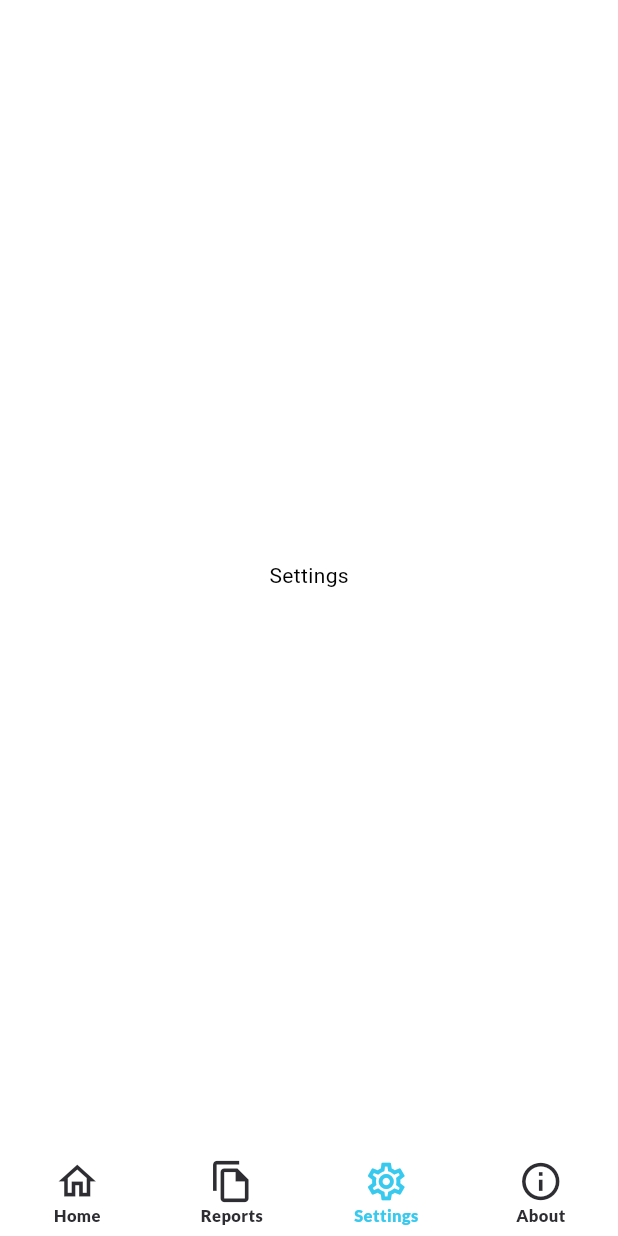
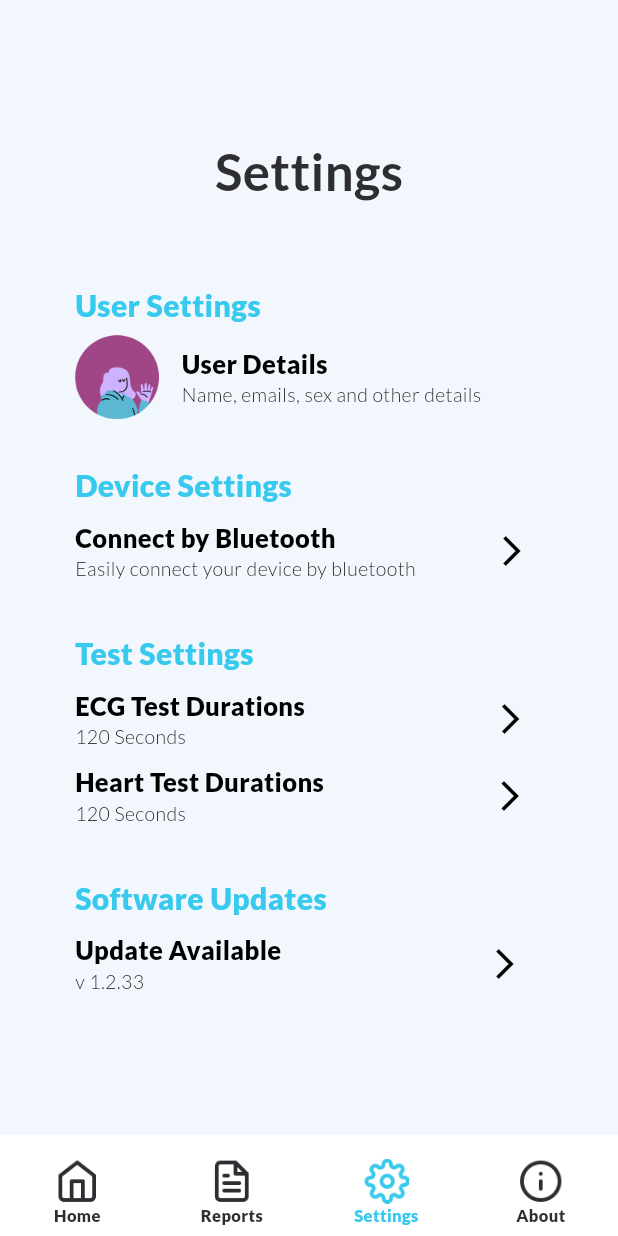
Before and after one commit to software-mecklin/cardiac-care, a Flutter app: the MainScreen screen opened directly, swiped to page 3, on a phone screen of 412 x 824 dp. Run offline on Flutter 3.47's test engine with Material 2 defaults, Android fonts, the light colour scheme and no system bars; our stand-ins replace google_fonts, group_button, hexcolor, page_transition, smooth_page_indicator.

Commit message:
Initial commit

```diff
--- a/lib/pages/main_screen.dart
+++ b/lib/pages/main_screen.dart
@@ -71,10 +71,22 @@ class _MainScreenState extends State<MainScreen> {
         },
         currentIndex: _selectedIndex,
         items: const[
-          BottomNavigationBarItem(icon: Icon(Icons.home_outlined),label: "Home"),
-          BottomNavigationBarItem(icon: Icon(Icons.file_copy_outlined),label: "Reports"),
-          BottomNavigationBarItem(icon: Icon(Icons.settings_outlined),label: "Settings"),
-          BottomNavigationBarItem(icon: Icon(Icons.info_outline),label: "About"),
+          BottomNavigationBarItem(icon: Padding(
+            padding: EdgeInsets.fromLTRB(0, 10, 0, 0),
+            child: ImageIcon(AssetImage("assets/images/homeoutlined.png")),
+          ),label: "Home"),
+          BottomNavigationBarItem(icon: Padding(
+            padding: EdgeInsets.fromLTRB(0, 10, 0, 0),
+            child: ImageIcon(AssetImage("assets/images/reportsicon.png")),
+          ),label: "Reports"),
+          BottomNavigationBarItem(icon: Padding(
+            padding: EdgeInsets.fromLTRB(0, 10, 0, 0),
+            child: ImageIcon(AssetImage("assets/images/settingsicon.png")),
+          ),label: "Settings"),
+          BottomNavigationBarItem(icon: Padding(
+            padding: EdgeInsets.fromLTRB(0, 10, 0, 0),
+            child: ImageIcon(AssetImage("assets/images/abouticon.png")),
+          ),label: "About"),
       ],
       ),
     );
--- a/lib/pages/tabs/dashboard.dart
+++ b/lib/pages/tabs/dashboard.dart
@@ -23,11 +23,11 @@ class _DashBoardState extends State<DashBoard> {
 
   @override
   Widget build(BuildContext context) {
-    if (hours >= 1 && hours <= 12) {
+    if (hours >= 0 && hours < 12) {
       greeting = "Good Morning";
-    } else if (hours >= 12 && hours <= 16) {
+    } else if (hours >= 12 && hours < 16) {
       greeting = "Good Afternoon";
-    } else if (hours >= 16 && hours <= 21) {
+    } else if (hours >= 16 && hours < 21) {
       greeting = "Good Evening";
     } else if (hours >= 21 && hours <= 24) {
       greeting = "Good Night";
--- a/lib/pages/tabs/settings_screen.dart
+++ b/lib/pages/tabs/settings_screen.dart
@@ -1,8 +1,112 @@
 import 'package:flutter/material.dart';
+import 'package:google_fonts/google_fonts.dart';
+import 'package:hexcolor/hexcolor.dart';
+
 class SettingsPage extends StatelessWidget {
   const SettingsPage({super.key});
 
   @override
   Widget build(BuildContext context) {
-    return Scaffold(body: Center(child: Text("Settings")),);  }
+    return Scaffold(
+      backgroundColor: HexColor("#F1F7FC"),
+      body: Center(
+        child: Container(
+          width: MediaQuery.of(context).size.width - 100,
+          child: Column(
+            mainAxisAlignment: MainAxisAlignment.center,
+
+            children: [
+              Row(
+                mainAxisAlignment: MainAxisAlignment.center,
+                children: [
+                Text("Settings",style: GoogleFonts.lato(
+                    fontWeight: FontWeight.w700,
+                    fontSize: 34,
+                    color: HexColor("#2E2D32")),)
+              ],),
+              SizedBox(height: 50,),
+              Row(
+                children: [
+                  Text("User Settings",style: GoogleFonts.lato(fontWeight: FontWeight.w900,fontSize: 20,color: HexColor("#37C9EE")),),
+                ],
+              ),
+              SizedBox(height: 5,),
+              Row(children: [
+                Image.asset("assets/images/settingsavatar.png",height: 56,width: 56,),
+                SizedBox(width: 15,),
+                Column(
+                  crossAxisAlignment: CrossAxisAlignment.start,
+                  children: [
+                  Text("User Details",style: GoogleFonts.lato(fontSize:17,fontWeight: FontWeight.w800,),),
+                  Text("Name, emails, sex and other details",style: GoogleFonts.lato(fontSize: 13,fontWeight: FontWeight.w300),)
+                ],)
+              ],),
+              SizedBox(height: 30,),
+              Row(
+                children: [
+                  Text("Device Settings",style: GoogleFonts.lato(fontWeight: FontWeight.w900,fontSize: 20,color: HexColor("#37C9EE")),),
+                ],
+              ),
+              SizedBox(height: 5,),
+              Row(children: [
+                Column(
+                  crossAxisAlignment: CrossAxisAlignment.start,
+                  children: [
+                    Text("Connect by Bluetooth",style: GoogleFonts.lato(fontSize:17,fontWeight: FontWeight.w800,),),
+                    Text("Easily connect your device by bluetooth",style: GoogleFonts.lato(fontSize: 13,fontWeight: FontWeight.w300),)
+                  ],),
+                SizedBox(width: 40,),
+                IconButton(onPressed: (){}, icon: Icon(Icons.arrow_forward_ios_outlined)),
+              ],),
+              SizedBox(height: 30,),
+              Row(
+                children: [
+                  Text("Test Settings",style: GoogleFonts.lato(fontWeight: FontWeight.w900,fontSize: 20,color: HexColor("#37C9EE")),),
+                ],
+              ),
+              SizedBox(height: 5,),
+              Row(children: [
+                Column(
+                  crossAxisAlignment: CrossAxisAlignment.start,
+                  children: [
+                    Text("ECG Test Durations",style: GoogleFonts.lato(fontSize:17,fontWeight: FontWeight.w800,),),
+                    Text("120 Seconds",style: GoogleFonts.lato(fontSize: 13,fontWeight: FontWeight.w300),)
+                  ],),
+                SizedBox(width: 113,),
+                IconButton(onPressed: (){}, icon: Icon(Icons.arrow_forward_ios_outlined)),
+              ],),
+              SizedBox(height: 3,),
+              Row(children: [
+                Column(
+                  crossAxisAlignment: CrossAxisAlignment.start,
+                  children: [
+                    Text("Heart Test Durations",style: GoogleFonts.lato(fontSize:17,fontWeight: FontWeight.w800,),),
+                    Text("120 Seconds",style: GoogleFonts.lato(fontSize: 13,fontWeight: FontWeight.w300),)
+                  ],),
+                SizedBox(width: 100,),
+                IconButton(onPressed: (){}, icon: Icon(Icons.arrow_forward_ios_outlined)),
+              ],),
+              SizedBox(height: 30,),
+              Row(
+                children: [
+                  Text("Software Updates",style: GoogleFonts.lato(fontWeight: FontWeight.w900,fontSize: 20,color: HexColor("#37C9EE")),),
+                ],
+              ),
+              SizedBox(height: 5,),
+              Row(children: [
+                Column(
+                  crossAxisAlignment: CrossAxisAlignment.start,
+                  children: [
+                    Text("Update Available",style: GoogleFonts.lato(fontSize:17,fontWeight: FontWeight.w800,),),
+                    Text("v 1.2.33",style: GoogleFonts.lato(fontSize: 13,fontWeight: FontWeight.w300),)
+                  ],),
+                SizedBox(width: 125,),
+                IconButton(onPressed: (){}, icon: Icon(Icons.arrow_forward_ios_outlined)),
+              ],),
+
+          ],),
+        ),
+      ),
+    );
+  }
 }
```
Also changed, not shown: assets/images/abouticon.png (added), assets/images/homeoutlined.png (added), assets/images/reportsicon.png (added), assets/images/settingsavatar.png (added), assets/images/settingsicon.png (added).
